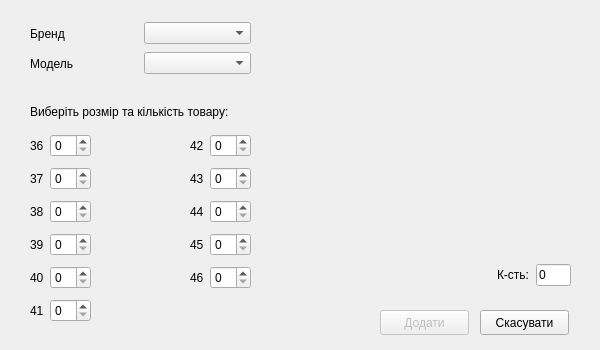
Old version of the form addgoodsdialog.ui in the repository moz6go/ShoesStore.
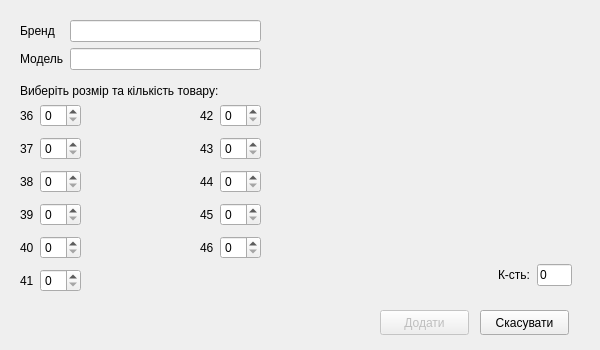
New version of the form.

Commit message: edit addgoods and sale dialogs

```diff
--- a/addgoodsdialog.ui
+++ b/addgoodsdialog.ui
@@ -57,10 +57,10 @@
   <widget class="QLabel" name="text_lbl">
    <property name="geometry">
     <rect>
-     <x>30</x>
-     <y>86</y>
+     <x>20</x>
+     <y>80</y>
      <width>221</width>
-     <height>51</height>
+     <height>21</height>
     </rect>
    </property>
    <property name="text">
@@ -70,34 +70,12 @@
     <bool>true</bool>
    </property>
   </widget>
-  <widget class="QWidget" name="layoutWidget1">
-   <property name="geometry">
-    <rect>
-     <x>30</x>
-     <y>50</y>
-     <width>221</width>
-     <height>27</height>
-    </rect>
-   </property>
-   <layout class="QHBoxLayout" name="horizontalLayout">
-    <item>
-     <widget class="QLabel" name="label">
-      <property name="text">
-       <string>Модель</string>
-      </property>
-     </widget>
-    </item>
-    <item>
-     <widget class="QComboBox" name="model_cb"/>
-    </item>
-   </layout>
-  </widget>
   <widget class="QWidget" name="layoutWidget2">
    <property name="geometry">
     <rect>
      <x>270</x>
      <y>20</y>
-     <width>301</width>
+     <width>302</width>
      <height>281</height>
     </rect>
    </property>
@@ -178,9 +156,9 @@
   <widget class="QWidget" name="layoutWidget3">
    <property name="geometry">
     <rect>
-     <x>30</x>
-     <y>130</y>
-     <width>221</width>
+     <x>20</x>
+     <y>100</y>
+     <width>241</width>
      <height>200</height>
     </rect>
    </property>
@@ -354,25 +332,43 @@
     </item>
    </layout>
   </widget>
-  <widget class="QWidget" name="layoutWidget1_2">
+  <widget class="QWidget" name="">
    <property name="geometry">
     <rect>
-     <x>30</x>
+     <x>20</x>
      <y>20</y>
-     <width>221</width>
-     <height>27</height>
+     <width>241</width>
+     <height>52</height>
     </rect>
    </property>
-   <layout class="QHBoxLayout" name="horizontalLayout_14">
-    <item>
+   <layout class="QGridLayout" name="gridLayout_2">
+    <item row="0" column="0">
      <widget class="QLabel" name="label_3">
       <property name="text">
        <string>Бренд</string>
       </property>
      </widget>
     </item>
-    <item>
-     <widget class="QComboBox" name="brand_cb"/>
+    <item row="0" column="1">
+     <widget class="QLineEdit" name="brand_le">
+      <property name="readOnly">
+       <bool>true</bool>
+      </property>
+     </widget>
+    </item>
+    <item row="1" column="0">
+     <widget class="QLabel" name="label">
+      <property name="text">
+       <string>Модель</string>
+      </property>
+     </widget>
+    </item>
+    <item row="1" column="1">
+     <widget class="QLineEdit" name="model_le">
+      <property name="readOnly">
+       <bool>true</bool>
+      </property>
+     </widget>
     </item>
    </layout>
   </widget>
```
Left out of the diff: 1 changed line with no effect on the pictures. The commit also changes 8 other files.
